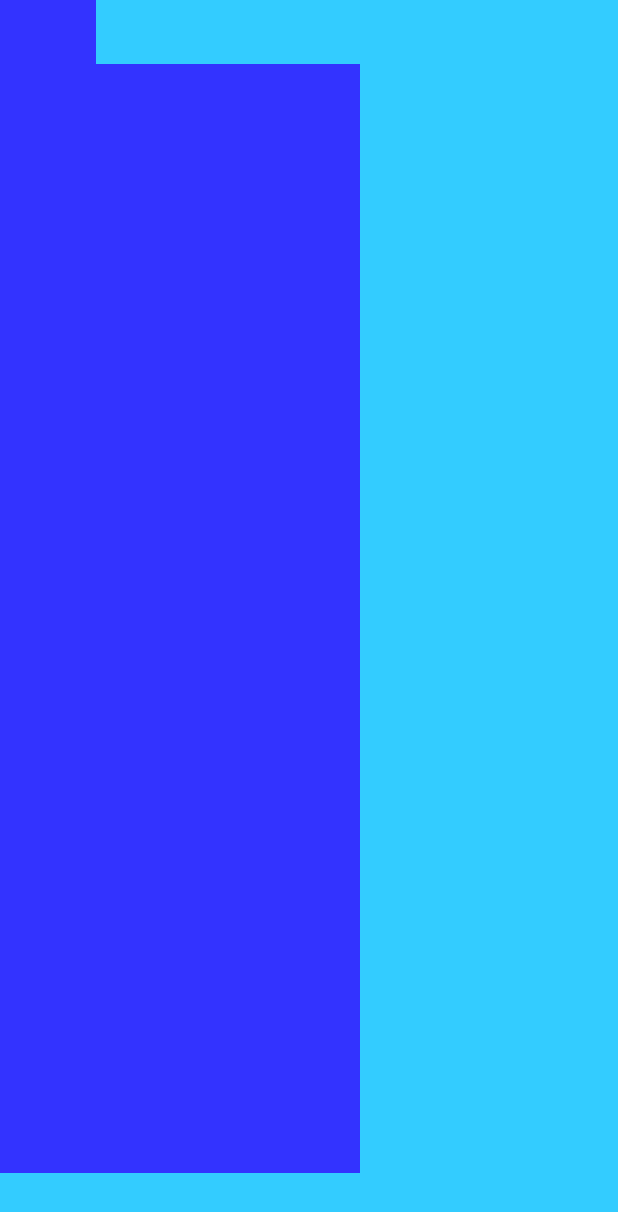
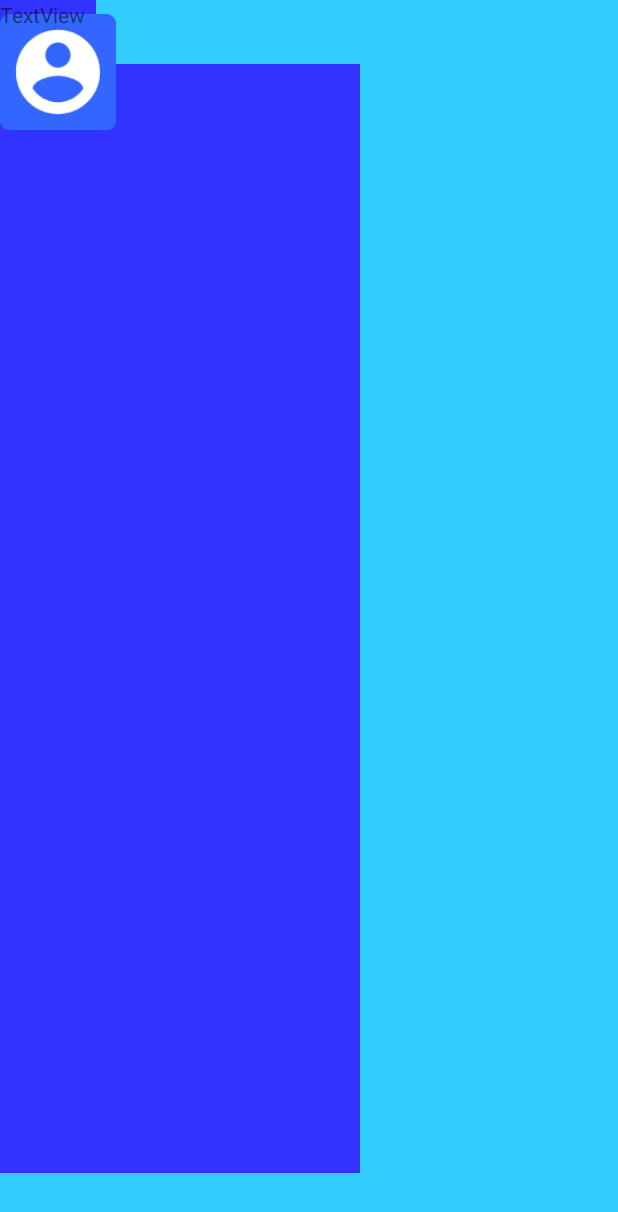
Before and after one commit to rhv1001/pr5, an Android app: the layout activity_materialdesign.xml on its own in the app's theme, with its tools: preview values and no code run, on a phone screen of 412 x 824 dp. Shown: the top 1212 px of the screen. Run offline under Robolectric (Android 15) with nearby library versions, the phone set to English and light mode, and no system bars.

Commit message:
mas cambios en el material design

```diff
--- /dev/null
+++ b/app/src/main/res/drawable/ic_iconomatdesign_foreground.xml
@@ -0,0 +1,13 @@
+<vector xmlns:android="http://schemas.android.com/apk/res/android"
+    android:width="108dp"
+    android:height="108dp"
+    android:viewportWidth="41.37931"
+    android:viewportHeight="41.37931"
+    android:tint="#FFFFFF">
+  <group android:translateX="8.689655"
+      android:translateY="8.689655">
+      <path
+          android:fillColor="#FF000000"
+          android:pathData="M12,2C6.48,2 2,6.48 2,12s4.48,10 10,10 10,-4.48 10,-10S17.52,2 12,2zM12,5c1.66,0 3,1.34 3,3s-1.34,3 -3,3 -3,-1.34 -3,-3 1.34,-3 3,-3zM12,19.2c-2.5,0 -4.71,-1.28 -6,-3.22 0.03,-1.99 4,-3.08 6,-3.08 1.99,0 5.97,1.09 6,3.08 -1.29,1.94 -3.5,3.22 -6,3.22z"/>
+  </group>
+</vector>
--- a/app/src/main/res/layout/activity_materialdesign.xml
+++ b/app/src/main/res/layout/activity_materialdesign.xml
@@ -32,4 +32,30 @@
         android:background="@color/azulosc"
         tools:layout_editor_absoluteX="240dp"
         tools:layout_editor_absoluteY="426dp" />
+
+    <View
+        android:id="@+id/view9"
+        android:layout_width="177dp"
+        android:layout_height="737dp"
+        android:layout_marginTop="4dp"
+        app:layout_constraintBottom_toBottomOf="parent"
+        app:layout_constraintEnd_toEndOf="parent"
+        app:layout_constraintTop_toTopOf="parent"
+        app:layout_constraintVertical_bias="1.0" />
+
+    <ImageView
+        android:id="@+id/imageView4"
+        android:layout_width="77dp"
+        android:layout_height="96dp"
+        app:srcCompat="@mipmap/ic_iconomatdesign"
+        tools:layout_editor_absoluteX="16dp"
+        tools:layout_editor_absoluteY="21dp" />
+
+    <TextView
+        android:id="@+id/textView2"
+        android:layout_width="wrap_content"
+        android:layout_height="wrap_content"
+        android:text="TextView"
+        tools:layout_editor_absoluteX="16dp"
+        tools:layout_editor_absoluteY="245dp" />
 </android.support.constraint.ConstraintLayout>
--- /dev/null
+++ b/app/src/main/res/mipmap-anydpi-v26/ic_iconomatdesign.xml
@@ -0,0 +1,5 @@
+<?xml version="1.0" encoding="utf-8"?>
+<adaptive-icon xmlns:android="http://schemas.android.com/apk/res/android">
+    <background android:drawable="@color/ic_iconomatdesign_background"/>
+    <foreground android:drawable="@drawable/ic_iconomatdesign_foreground"/>
+</adaptive-icon>
--- /dev/null
+++ b/app/src/main/res/mipmap-anydpi-v26/ic_iconomatdesign_round.xml
@@ -0,0 +1,5 @@
+<?xml version="1.0" encoding="utf-8"?>
+<adaptive-icon xmlns:android="http://schemas.android.com/apk/res/android">
+    <background android:drawable="@color/ic_iconomatdesign_background"/>
+    <foreground android:drawable="@drawable/ic_iconomatdesign_foreground"/>
+</adaptive-icon>
--- /dev/null
+++ b/app/src/main/res/values/ic_iconomatdesign_background.xml
@@ -0,0 +1,4 @@
+<?xml version="1.0" encoding="utf-8"?>
+<resources>
+    <color name="ic_iconomatdesign_background">#3366FF</color>
+</resources>
```
Also changed, not shown: app/src/main/res/drawable/ic_iconomatdesign_background.xml (added, +74 -0 lines), app/src/main/ic_iconomatdesign-web.png (added), app/src/main/res/mipmap-hdpi/ic_iconomatdesign.png (added), app/src/main/res/mipmap-hdpi/ic_iconomatdesign_round.png (added), app/src/main/res/mipmap-mdpi/ic_iconomatdesign.png (added), app/src/main/res/mipmap-mdpi/ic_iconomatdesign_round.png (added), app/src/main/res/mipmap-xhdpi/ic_iconomatdesign.png (added), app/src/main/res/mipmap-xhdpi/ic_iconomatdesign_round.png (added), app/src/main/res/mipmap-xxhdpi/ic_iconomatdesign.png (added), app/src/main/res/mipmap-xxhdpi/ic_iconomatdesign_round.png (added), app/src/main/res/mipmap-xxxhdpi/ic_iconomatdesign.png (added), app/src/main/res/mipmap-xxxhdpi/ic_iconomatdesign_round.png (added).
